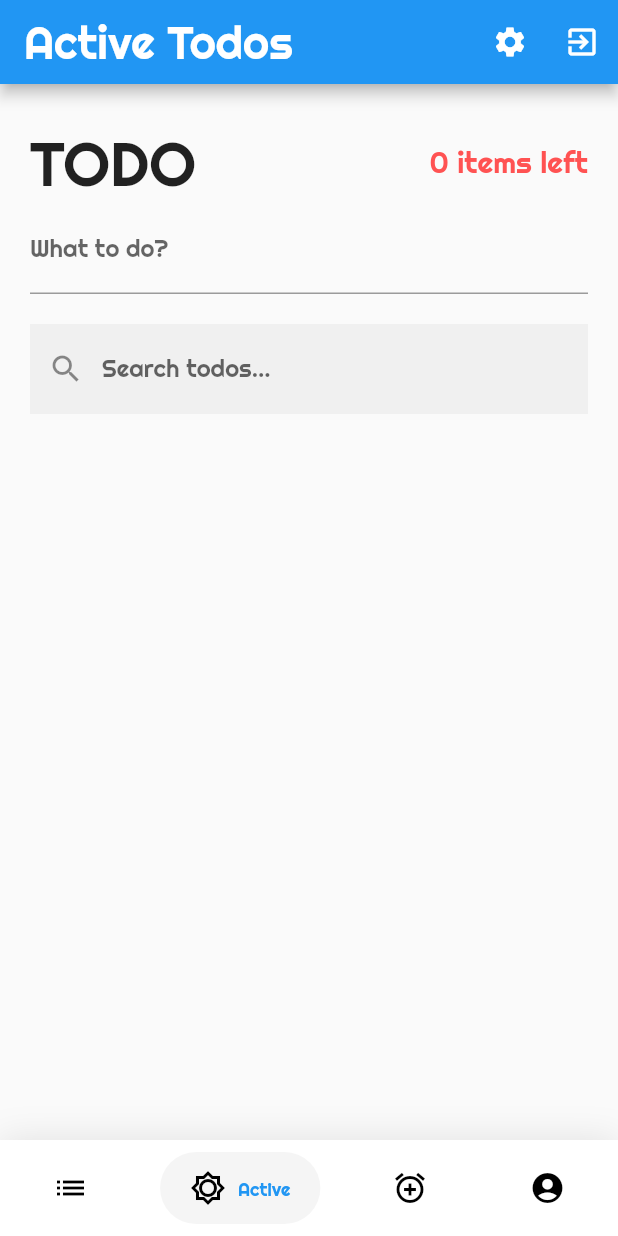
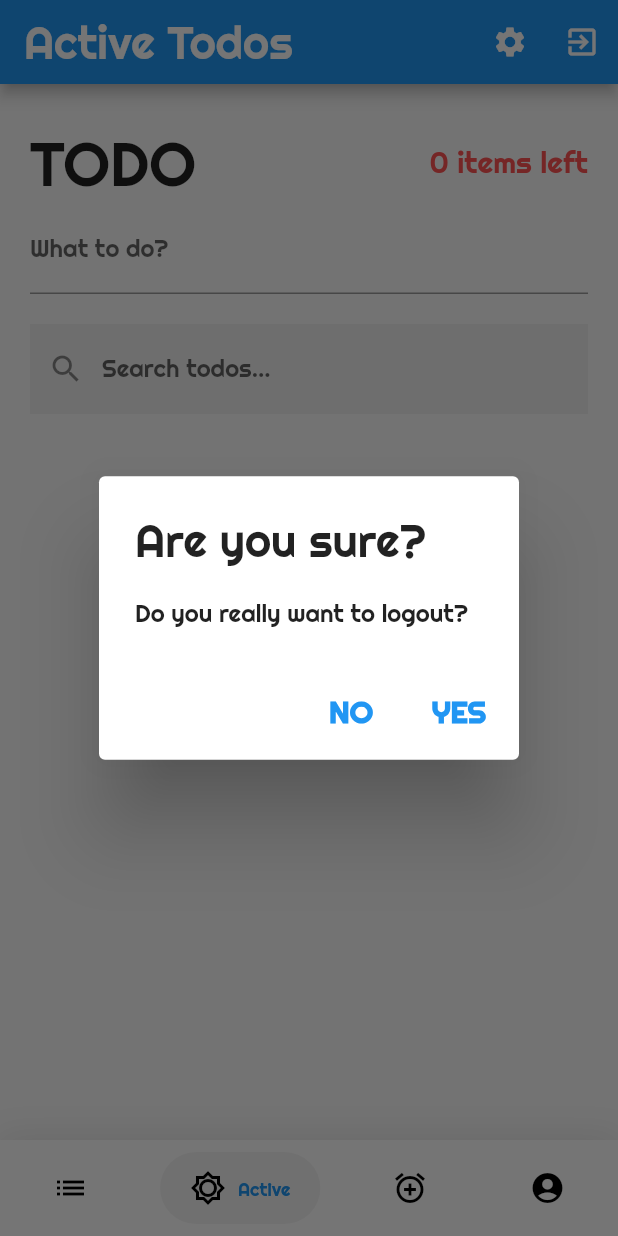
Before and after one commit to cjp-engr/cj-flutter-todo-app-w-firebase, a Flutter app: the screen it shows once a user with an empty profile is signed in, item 2 of the bottom bar chosen, after a tap on the "exit to app" icon, on a phone screen of 412 x 824 dp. Run offline on Flutter 3.47's test engine with Material 2 defaults, Android fonts, the phone set to English and light mode, and no system bars; drawn by our look-alikes of google_nav_bar; our stand-ins replace bloc, cloud_firestore, equatable, firebase_auth, firebase_core, flutter_bloc and 2 more; accounts and stored records are empty; statements that could not run were skipped.

Commit message:
add showDialog for logout

```diff
--- a/lib/pages/todos/todos_list.dart
+++ b/lib/pages/todos/todos_list.dart
@@ -37,7 +37,28 @@ class TodosList extends StatelessWidget {
           ),
           IconButton(
             onPressed: () {
-              context.read<AuthBloc>().add(SignoutRequestedEvent());
+              showDialog(
+                context: context,
+                barrierDismissible: false,
+                builder: (context) {
+                  return AlertDialog(
+                    title: const Text('Are you sure?'),
+                    content: const Text('Do you really want to logout?'),
+                    actions: [
+                      TextButton(
+                        onPressed: () => Navigator.pop(context, false),
+                        child: const Text('NO'),
+                      ),
+                      TextButton(
+                        onPressed: () {
+                          context.read<AuthBloc>().add(SignoutRequestedEvent());
+                        },
+                        child: const Text('YES'),
+                      ),
+                    ],
+                  );
+                },
+              );
             },
             icon: const Icon(Icons.exit_to_app),
           ),
```
